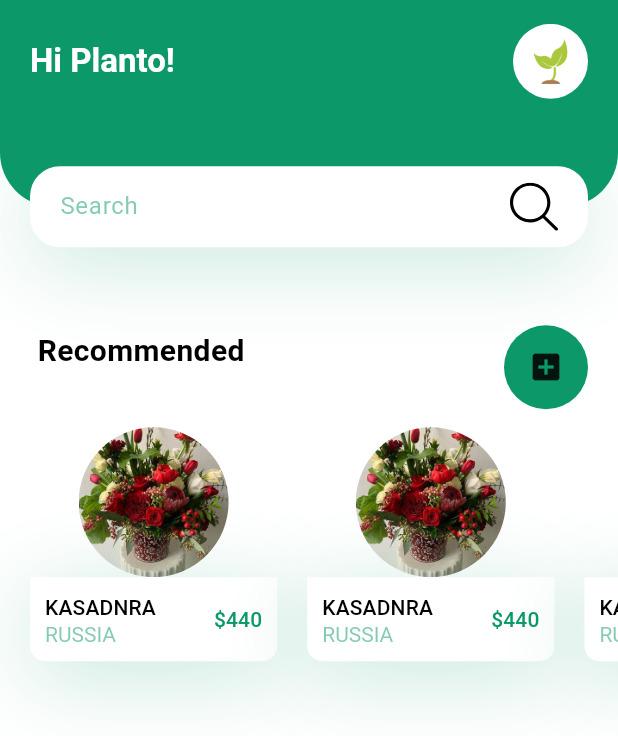
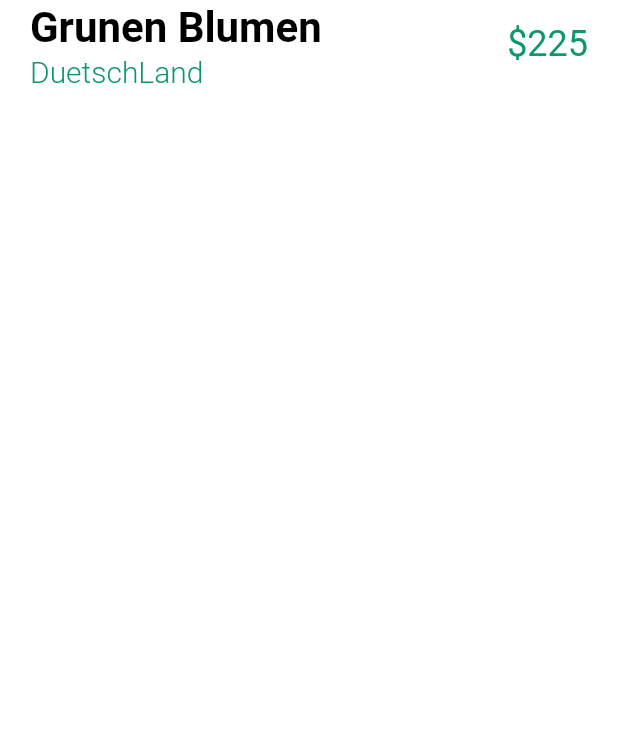
Before and after one commit to kenan7Th/MyPlantApp, a Flutter app: the Body widget shown alone on an empty page, opened directly, after a tap on an icon or button, on a phone screen of 412 x 824 dp. Shown: the top 748 px of the screen. Run offline on Flutter 3.47's test engine with Material 3 defaults, Android fonts, the phone set to English and light mode, and no system bars; our stand-ins replace flutter_svg.

Commit message:
create titlewithprice

```diff
--- a/lib/components/body.dart
+++ b/lib/components/body.dart
@@ -5,6 +5,7 @@ import 'package:plantapp/components/recomended_plants.dart';
 import 'package:plantapp/components/title_wit_more_button.dart';
 
 import 'package:plantapp/constatnts.dart';
+import 'package:plantapp/screens/detalis/detailscomponents/detailscreen.dart';
 
 class Body extends StatelessWidget {
   const Body({Key? key}) : super(key: key);
@@ -34,7 +35,12 @@ class Body extends StatelessWidget {
                     title: "Kasadnra",
                     country: "Russia",
                     price: 440,
-                    mypress: () {}),
+                    mypress: () {
+                      Navigator.push(
+                          context,
+                          MaterialPageRoute(
+                              builder: (context) => DetailsScreen()));
+                    }),
                 RecommendPlantCard(
                     image: "assets/images/roseone.jpg",
                     title: "Kasadnra",
--- a/lib/main.dart
+++ b/lib/main.dart
@@ -1,6 +1,6 @@
 import 'package:flutter/material.dart';
 import 'package:plantapp/constatnts.dart';
-import 'package:plantapp/screens/home/components/homescreen.dart';
+import 'package:plantapp/screens/detalis/detailscomponents/detailscreen.dart';
 
 void main() {
   runApp(const MyApp());
@@ -21,6 +21,6 @@ class MyApp extends StatelessWidget {
           textTheme: Theme.of(context).textTheme.apply(bodyColor: KTextColor),
           visualDensity: VisualDensity.adaptivePlatformDensity,
         ),
-        home: const HomeScreen());
+        home:  DetailsScreen());
   }
 }
--- /dev/null
+++ b/lib/screens/detalis/detailscomponents/detailscreen.dart
@@ -0,0 +1,23 @@
+import 'package:flutter/material.dart';
+
+import 'package:plantapp/screens/detalis/detailscomponents/titlewithprice.dart';
+
+class DetailsScreen extends StatelessWidget {
+  @override
+  Widget build(BuildContext context) {
+    //Size size = MediaQuery.of(context).size;
+    return SingleChildScrollView(
+      child: Column(
+        children: [
+          //ImgageAndIcons(size: size),
+
+          TitleWithPrice(
+            title: "Grunen Blumen",
+            country: "DuetschLand",
+            price: 225,
+          ),
+        ],
+      ),
+    );
+  }
+}
--- /dev/null
+++ b/lib/screens/detalis/detailscomponents/titlewithprice.dart
@@ -0,0 +1,47 @@
+import 'package:flutter/material.dart';
+import 'package:plantapp/constatnts.dart';
+
+class TitleWithPrice extends StatelessWidget {
+  const TitleWithPrice(
+      {required this.title, required this.country, required this.price});
+  final String title;
+  final String country;
+  final int price;
+
+  @override
+  Widget build(BuildContext context) {
+    return Padding(
+      padding: const EdgeInsets.symmetric(horizontal: KDefalutPadding),
+      child: Row(
+        children: [
+          RichText(
+            text: TextSpan(children: [
+              TextSpan(
+                text: "$title\n",
+                style: Theme.of(context)
+                    .textTheme
+                    .headline4
+                    ?.copyWith(color: KTextColor, fontWeight: FontWeight.bold),
+              ),
+              TextSpan(
+                  text: "$country",
+                  style: TextStyle(
+                    fontSize: 20,
+                    color: KPrimaryColor,
+                    fontWeight: FontWeight.w300,
+                  ))
+            ]),
+          ),
+          Spacer(),
+          Text(
+            "\$$price",
+            style: Theme.of(context)
+                .textTheme
+                .headline5
+                ?.copyWith(color: KPrimaryColor),
+          )
+        ],
+      ),
+    );
+  }
+}
```
Also changed, not shown: lib/screens/detalis/icon_card.dart (added, +36 -0 lines), lib/screens/detalis/imageandicon.dart (added, +81 -0 lines), assets/icons/backarrow.svg (added), assets/icons/sun-svgrepo-com.svg (deleted), assets/icons/sun.svg (added), assets/images/featuredplantsone.jpg (renamed from assets/images/featured plantsone.jpg), assets/images/featuredplantsthree.jpg (renamed from assets/images/featured plantsthree.jpg), assets/images/featuredplantstwo.jpg (renamed from assets/images/featured plantstwo.jpg).
